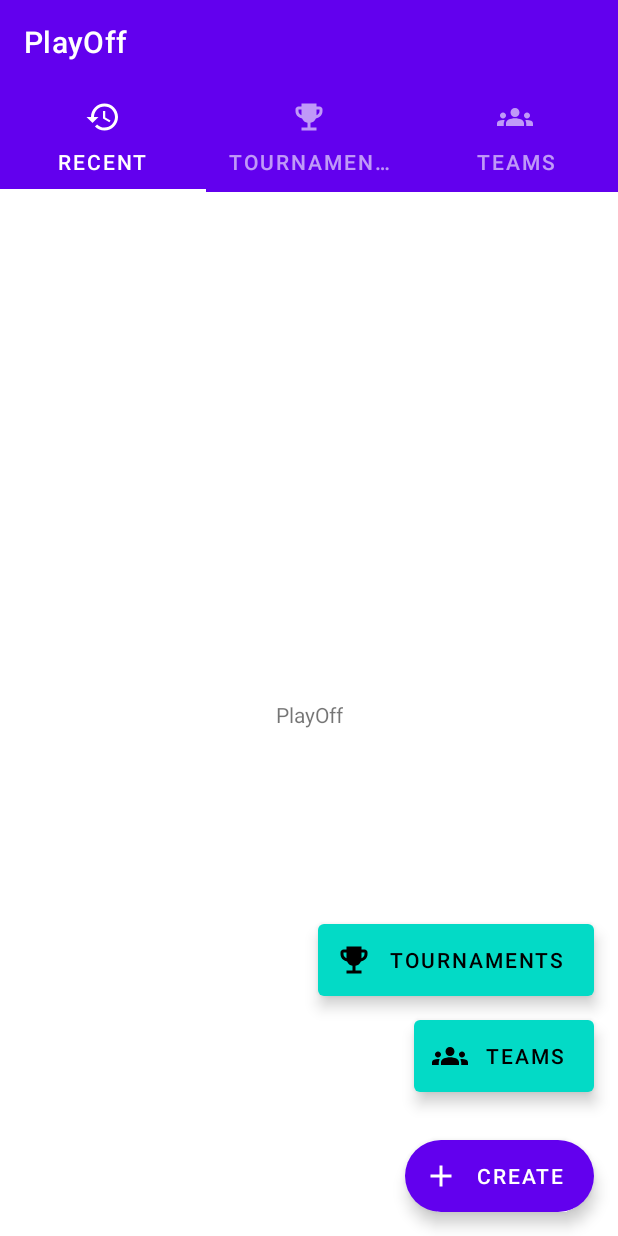
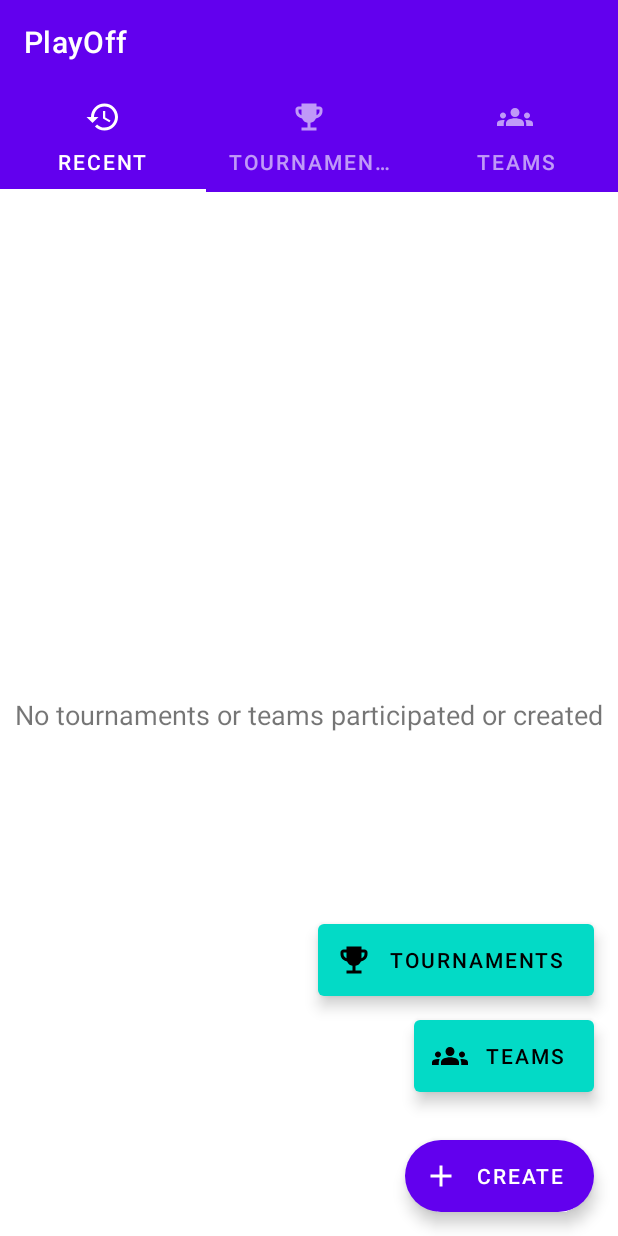
Before and after one commit to shah-codex/playoff-frontend, an Android app: the RecentFragment screen opened directly, with no data from a screen before it, on a phone screen of 412 x 824 dp. Run offline under Robolectric (Android 15) with nearby library versions, the phone set to English and light mode, and no system bars; our stand-ins replace data binding; 6 statements that could not run were skipped.

Commit message:
Playoff: Updated the recent fragment to show the no team or tournament participated or created message to the user and added the TODO for the recent fragment.

```diff
--- a/app/src/main/java/com/shahdarshil/playoff/player/update/RecentFragment.kt
+++ b/app/src/main/java/com/shahdarshil/playoff/player/update/RecentFragment.kt
@@ -7,6 +7,7 @@ import android.view.View
 import android.view.ViewGroup
 import com.shahdarshil.playoff.databinding.FragmentRecentBinding
 
+// TODO add the code to display all the joined and created tournaments and teams
 class RecentFragment : Fragment() {
     override fun onCreateView(
         inflater: LayoutInflater, container: ViewGroup?,
--- a/app/src/main/res/layout/fragment_recent.xml
+++ b/app/src/main/res/layout/fragment_recent.xml
@@ -6,12 +6,13 @@
                                                        tools:context=".player.update.RecentFragment" android:id="@+id/recent_constraint_layout">
 
         <TextView
-                android:text="@string/app_name"
+                android:text="@string/no_participate_text"
                 android:layout_width="wrap_content"
                 android:layout_height="wrap_content" android:id="@+id/textView"
                 android:layout_marginEnd="16dp" app:layout_constraintEnd_toEndOf="parent"
                 app:layout_constraintStart_toStartOf="parent" android:layout_marginStart="16dp"
                 app:layout_constraintTop_toTopOf="parent" android:layout_marginTop="16dp"
-                app:layout_constraintBottom_toBottomOf="parent" android:layout_marginBottom="16dp"/>
+                app:layout_constraintBottom_toBottomOf="parent" android:layout_marginBottom="16dp"
+                android:textSize="18sp" android:textAlignment="center"/>
     </androidx.constraintlayout.widget.ConstraintLayout>
 </layout>
--- a/app/src/main/res/values/strings.xml
+++ b/app/src/main/res/values/strings.xml
@@ -78,4 +78,6 @@
 
     <string name="forgot_password_text">Forgot password</string>
     <string name="change_text">Change</string>
+
+    <string name="no_participate_text">No tournaments or teams participated or created</string>
 </resources>
```
